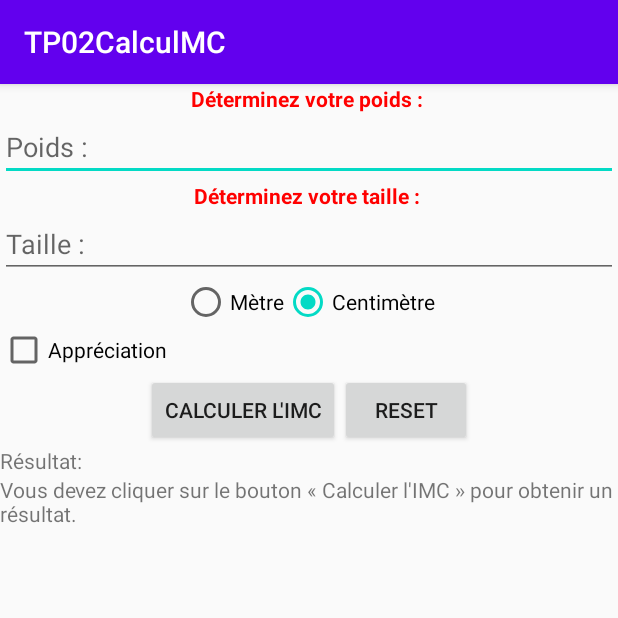
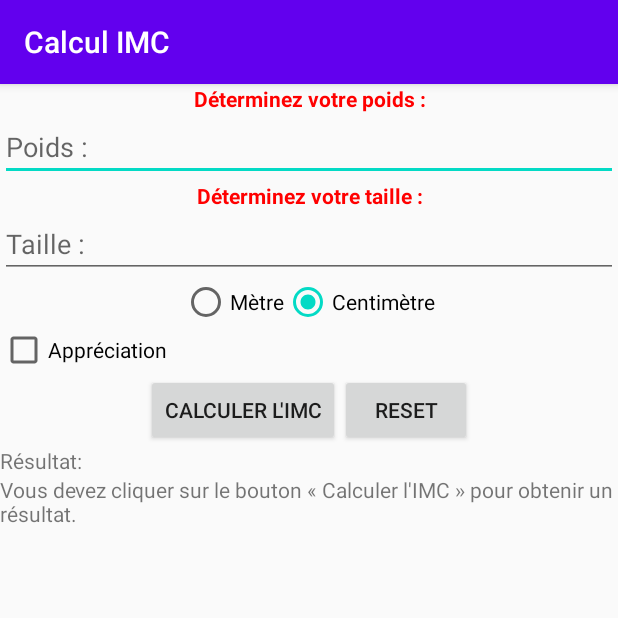
Before and after one commit to LaitEntier/ProgMobileTP02, an Android app: the screen it shows after launch (MainActivity), on a phone screen of 412 x 824 dp, the top half of it. Run offline under Robolectric (Android 15) with nearby library versions, the phone set to English and light mode, and no system bars.

Commit message:
Exercice 3

```diff
--- a/app/src/main/res/layout/activity_main.xml
+++ b/app/src/main/res/layout/activity_main.xml
@@ -14,7 +14,7 @@
         <TextView
             android:layout_width="fill_parent"
             android:layout_height="wrap_content"
-            android:text="Déterminez votre poids : "
+            android:text="@string/d_terminez_votre_poids"
             android:textStyle="bold"
             android:textColor="#FF0000"
             android:gravity="center"
@@ -23,13 +23,13 @@
             android:id="@+id/poids"
             android:layout_width="fill_parent"
             android:layout_height="wrap_content"
-            android:hint="Poids :"
+            android:hint="@string/poids"
             android:inputType="numberDecimal"
             />
         <TextView
             android:layout_width="fill_parent"
             android:layout_height="wrap_content"
-            android:text="Déterminez votre taille : "
+            android:text="@string/d_terminez_votre_taille"
             android:textStyle="bold"
             android:textColor="#FF0000"
             android:gravity="center"
@@ -38,7 +38,7 @@
             android:id="@+id/taille"
             android:layout_width="fill_parent"
             android:layout_height="wrap_content"
-            android:hint="Taille :"
+            android:hint="@string/taille"
             android:inputType="numberDecimal"
             />
         <RadioGroup
@@ -52,20 +52,20 @@
                 android:id="@+id/radio_metre"
                 android:layout_width="wrap_content"
                 android:layout_height="wrap_content"
-                android:text="Mètre"
+                android:text="@string/metre"
                 />
             <RadioButton
                 android:id="@+id/radio_centimetre"
                 android:layout_width="wrap_content"
                 android:layout_height="wrap_content"
-                android:text="Centimètre"
+                android:text="@string/centimetre"
                 />
         </RadioGroup>
         <CheckBox
             android:id="@+id/commentaire"
             android:layout_width="wrap_content"
             android:layout_height="wrap_content"
-            android:text="Appréciation"
+            android:text="@string/appreciation"
             />
 
         <LinearLayout
@@ -78,27 +78,27 @@
                 android:id="@+id/calcul"
                 android:layout_width="wrap_content"
                 android:layout_height="wrap_content"
-                android:text="Calculer l'IMC"
+                android:text="@string/calcul_imc"
                 />
 
             <Button
                 android:id="@+id/reset"
                 android:layout_width="wrap_content"
                 android:layout_height="wrap_content"
-                android:text="Reset"
+                android:text="@string/reset"
                 />
         </LinearLayout>
 
         <TextView
             android:layout_width="wrap_content"
             android:layout_height="wrap_content"
-            android:text="Résultat:"
+            android:text="@string/resultat"
             />
         <TextView
             android:id="@+id/result"
             android:layout_width="fill_parent"
             android:layout_height="fill_parent"
-            android:text="Vous devez cliquer sur le bouton « Calculer l'IMC » pour obtenir un résultat."
+            android:text="@string/vous_devez_cliquer"
             />
     </LinearLayout>
 
--- a/app/src/main/res/values/strings.xml
+++ b/app/src/main/res/values/strings.xml
@@ -1,3 +1,14 @@
 <resources>
-    <string name="app_name">TP02CalculMC</string>
+    <string name="app_name">Calcul IMC</string>
+    <string name="d_terminez_votre_poids">Déterminez votre poids :</string>
+    <string name="poids">Poids :</string>
+    <string name="d_terminez_votre_taille">Déterminez votre taille :</string>
+    <string name="taille">Taille :</string>
+    <string name="metre">Mètre</string>
+    <string name="centimetre">Centimètre</string>
+    <string name="appreciation">Appréciation</string>
+    <string name="calcul_imc">Calculer l\'IMC</string>
+    <string name="reset">Reset</string>
+    <string name="resultat">Résultat:</string>
+    <string name="vous_devez_cliquer">Vous devez cliquer sur le bouton « Calculer l\'IMC » pour obtenir un résultat.</string>
 </resources>
```
Also changed, not shown: 1 other file.
